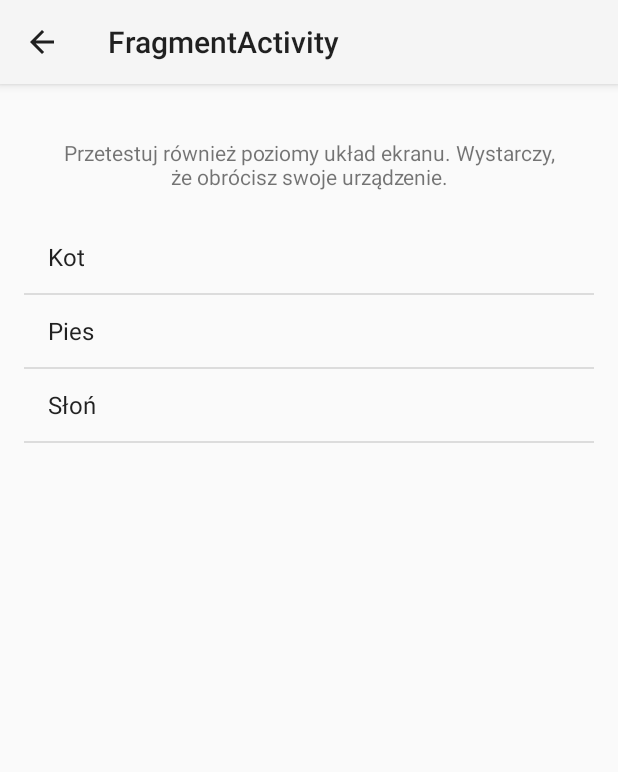
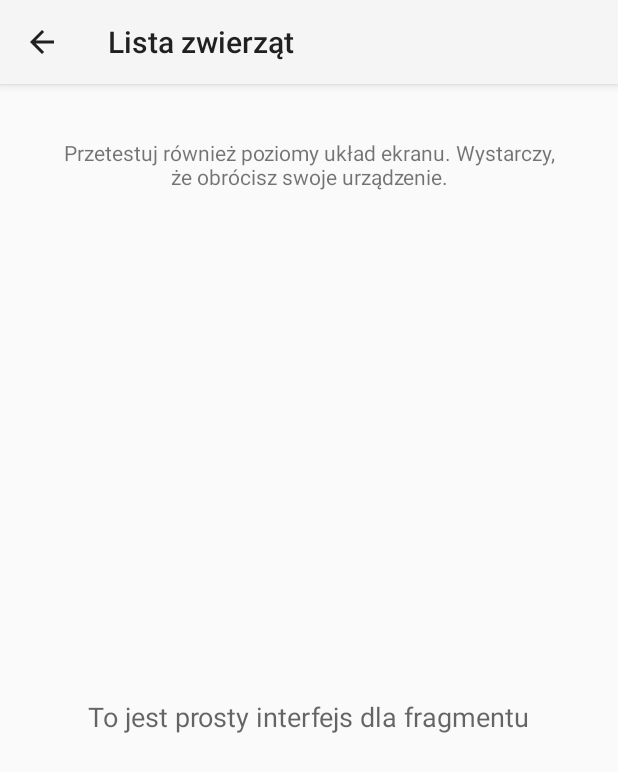
Before and after one commit to javastartpl/android-podstawy-lekcje, an Android app: the FragmentActivity screen opened directly, with no data from a screen before it, on a phone screen of 412 x 824 dp. Shown: the top 772 px of the screen. Run offline under Robolectric (Android 15) with nearby library versions, the phone set to English and light mode, and no system bars.

Commit message:
Fragments

```diff
--- a/app/src/main/java/pl/javastart/ap/fragment/AnimalDetailFragment.java
+++ b/app/src/main/java/pl/javastart/ap/fragment/AnimalDetailFragment.java
@@ -16,11 +16,6 @@ public class AnimalDetailFragment extends Fragment {
     private TextView title;
     private ImageView imageView;
     private TextView description;
-
-    @Override
-    public void onCreate(Bundle savedInstanceState) {
-        super.onCreate(savedInstanceState);
-    }
 
     @Override
     public View onCreateView(LayoutInflater inflater, ViewGroup container, Bundle savedInstanceState) {
--- a/app/src/main/java/pl/javastart/ap/fragment/AnimalListFragment.java
+++ b/app/src/main/java/pl/javastart/ap/fragment/AnimalListFragment.java
@@ -9,41 +9,15 @@ import android.widget.ListView;
 
 public class AnimalListFragment extends ListFragment {
 
-    // TODO: Rename parameter arguments, choose names that match
-    // the fragment initialization parameters, e.g. ARG_ITEM_NUMBER
-    private static final String ARG_PARAM1 = "param1";
-    private static final String ARG_PARAM2 = "param2";
-
-    // TODO: Rename and change types of parameters
-    private String mParam1;
-    private String mParam2;
-
     private OnAnimalClickedListener mListener;
-
-    // TODO: Rename and change types of parameters
-    public static AnimalListFragment newInstance(String param1, String param2) {
-        AnimalListFragment fragment = new AnimalListFragment();
-        Bundle args = new Bundle();
-        args.putString(ARG_PARAM1, param1);
-        args.putString(ARG_PARAM2, param2);
-        fragment.setArguments(args);
-        return fragment;
-    }
-
 
     @Override
     public void onCreate(Bundle savedInstanceState) {
         super.onCreate(savedInstanceState);
 
-        if (getArguments() != null) {
-            mParam1 = getArguments().getString(ARG_PARAM1);
-            mParam2 = getArguments().getString(ARG_PARAM2);
-        }
-
-        setListAdapter(new ArrayAdapter<Animal>(getActivity(),
+        setListAdapter(new ArrayAdapter<>(getActivity(),
                 android.R.layout.simple_list_item_1, android.R.id.text1, AnimalRepository.getAnimalList()));
     }
-
 
     @Override
     public void onAttach(Activity activity) {
--- a/app/src/main/java/pl/javastart/ap/fragment/AnimalRepository.java
+++ b/app/src/main/java/pl/javastart/ap/fragment/AnimalRepository.java
@@ -1,5 +1,4 @@
 package pl.javastart.ap.fragment;
-
 
 import java.util.ArrayList;
 import java.util.List;
@@ -17,12 +16,7 @@ public class AnimalRepository {
         animalList.add(new Animal(R.drawable.elephant_image, "Słoń", "Słoń zjada do 225kg roślin dziennie i wypija do 130l wody na raz"));
     }
 
-
     public static List<Animal> getAnimalList() {
         return animalList;
     }
-
-    public static void setAnimalList(List<Animal> animalList) {
-        AnimalRepository.animalList = animalList;
-    }
 }
--- /dev/null
+++ b/app/src/main/java/pl/javastart/ap/fragment/SimpleFragment.java
@@ -0,0 +1,17 @@
+package pl.javastart.ap.fragment;
+
+import android.app.Fragment;
+import android.os.Bundle;
+import android.view.LayoutInflater;
+import android.view.View;
+import android.view.ViewGroup;
+
+import pl.javastart.ap.R;
+
+public class SimpleFragment extends Fragment {
+
+    @Override
+    public View onCreateView(LayoutInflater inflater, ViewGroup container, Bundle savedInstanceState) {
+        return inflater.inflate(R.layout.fragment_simple_fragment, container, false);
+    }
+}
--- a/app/src/main/res/layout/fragment_animal_list.xml
+++ b/app/src/main/res/layout/fragment_animal_list.xml
@@ -17,7 +17,7 @@
         android:text="Przetestuj również poziomy układ ekranu. Wystarczy, że obrócisz swoje urządzenie."/>
 
     <fragment
-        class="pl.javastart.ap.fragment.AnimalListFragment"
+        class="pl.javastart.ap.fragment.SimpleFragment"
         android:id="@+id/animal_list_fragment"
         android:layout_width="match_parent"
         android:layout_height="match_parent"
--- /dev/null
+++ b/app/src/main/res/layout/fragment_simple_fragment.xml
@@ -0,0 +1,14 @@
+<?xml version="1.0" encoding="utf-8"?>
+<RelativeLayout xmlns:android="http://schemas.android.com/apk/res/android"
+    android:orientation="vertical" android:layout_width="match_parent"
+    android:layout_height="match_parent">
+
+    <TextView
+        android:layout_width="wrap_content"
+        android:layout_height="wrap_content"
+        android:textAppearance="?android:attr/textAppearanceMedium"
+        android:text="To jest prosty interfejs dla fragmentu"
+        android:layout_centerInParent="true"
+        android:id="@+id/textView8" />
+
+</RelativeLayout>
--- a/app/src/main/res/values/strings.xml
+++ b/app/src/main/res/values/strings.xml
@@ -6,6 +6,6 @@
     <string name="title_activity_intent_example">IntentExampleActivity</string>
     <string name="action_settings">Settings</string>
     <string name="title_activity_manual_loan">ManualLoanActivity</string>
-    <string name="title_activity_fragment">FragmentActivity</string>
+    <string name="title_activity_fragment">Lista zwierząt</string>
 
 </resources>
```
Also changed, not shown: app/src/main/java/pl/javastart/ap/fragment/Animal.java (+0 -9 lines).
